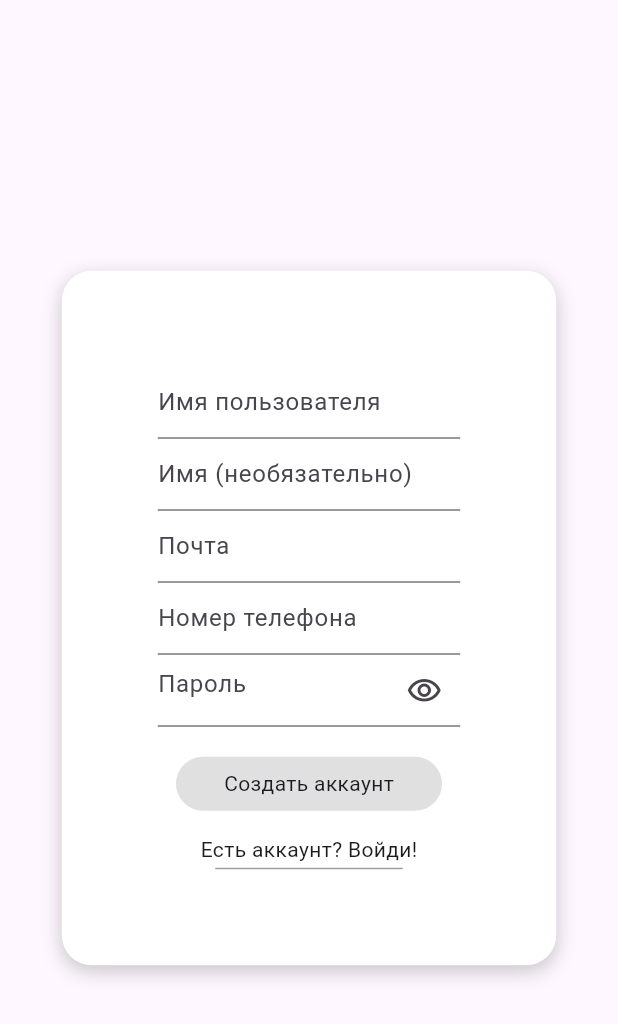
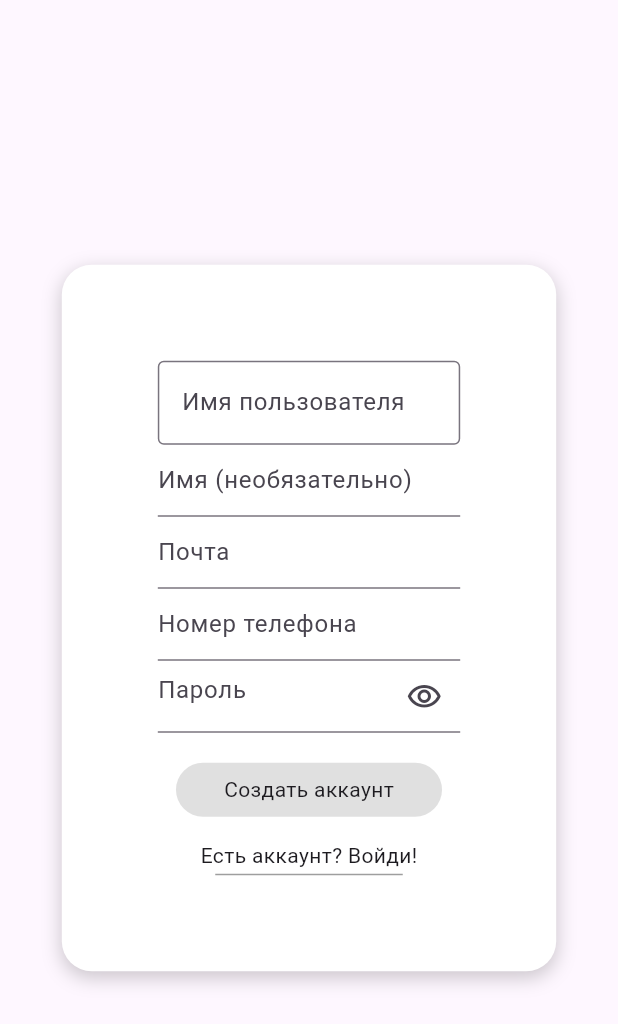
Before and after one commit to guganik/mess_prototype, a Flutter app: the RegisterScreen screen opened directly, on a phone screen of 412 x 824 dp. Shown: the top 1024 px of the screen. Run offline on Flutter 3.47's test engine with Material 3 defaults, Android fonts, the phone set to English and light mode, and no system bars; our stand-ins replace device_info_plus, drift, firebase_core, firebase_messaging, flutter_local_notifications, image_picker and 2 more; accounts and stored records are empty; generated files the repository leaves out were written again; network calls fail.

Commit message:
Auto backup: 2026-08-28 18:51:10

```diff
--- a/lib/api/api_service.dart
+++ b/lib/api/api_service.dart
@@ -487,7 +487,7 @@ class ApiService {
   Future<List<ChatMessage>> getMessages({
     required String token,
     required int chatId,
-    int limit = 2000,
+    int limit = 100,
     int? beforeId,
   }) async {
     final uri = Uri.parse(
--- a/lib/screens/load_screen.dart
+++ b/lib/screens/load_screen.dart
@@ -5,6 +5,7 @@ import 'package:provider/provider.dart';
 import 'package:mess_prototype/providers/user_provider.dart';
 import 'package:mess_prototype/repositories/app_settings_repository.dart';
 import 'package:mess_prototype/screens/auth_screen.dart';
+import 'package:mess_prototype/screens/register_screen.dart';
 import 'package:mess_prototype/screens/main_screen.dart';
 import 'package:mess_prototype/services/connection_checker.dart';
 
@@ -56,7 +57,7 @@ class _LoadScreenState extends State<LoadScreen> {
       MaterialPageRoute(
         builder: (_) => user != null
           ? MainScreen(settings: settings)
-          : const AuthScreen(),
+          : const RegisterScreen(),
       ),
     );
   }
--- a/lib/screens/register_screen.dart
+++ b/lib/screens/register_screen.dart
@@ -99,6 +99,11 @@ class _RegisterScreenState extends State<RegisterScreen> {
                   TextField(
                     controller: controller.usernameController,
                     decoration: InputDecoration(
+                      border: OutlineInputBorder(
+                        borderSide: BorderSide(
+                          width: 2
+                        )
+                      ),
                       hintText: 'Имя пользователя'
                     ),
                   ),
```
